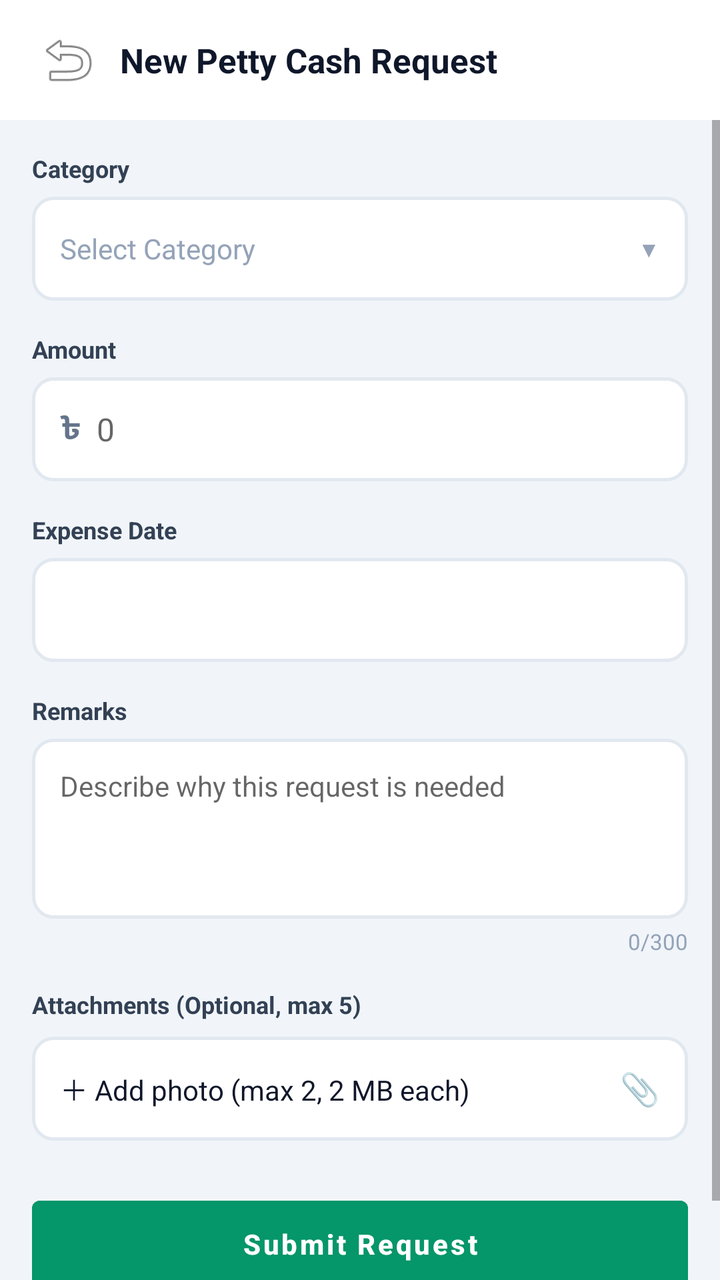
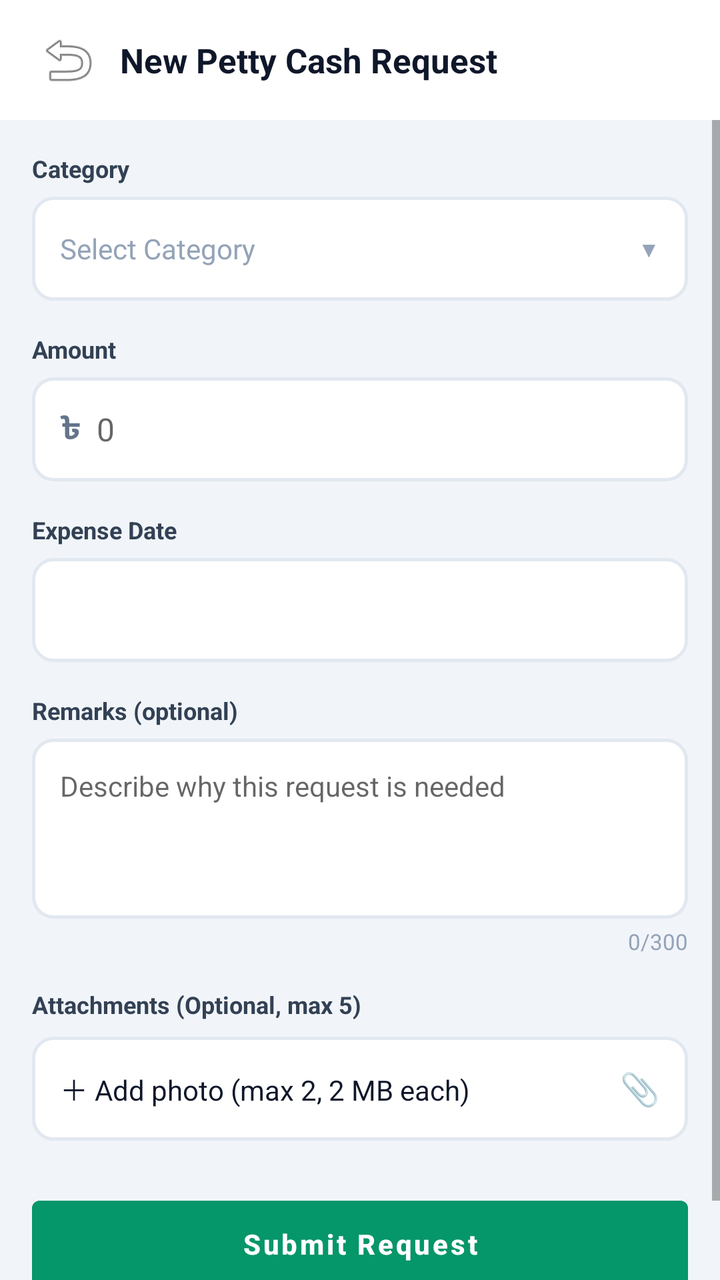

An Android layout rendered at two revisions. The XML below is the earlier revision; the diff shows what the commit changed to produce the second picture.
<!-- AndroidManifest.xml: application theme Theme.DataBridge -->
<!-- res/layout/fragment_petty_cash_request_create.xml -->
<?xml version="1.0" encoding="utf-8"?>
<FrameLayout
    xmlns:android="http://schemas.android.com/apk/res/android"
    xmlns:app="http://schemas.android.com/apk/res-auto"
    android:layout_width="match_parent"
    android:layout_height="match_parent"
    android:background="#F1F5F9">

    <LinearLayout
        android:layout_width="match_parent"
        android:layout_height="match_parent"
        android:orientation="vertical">

        
        <LinearLayout
            android:layout_width="match_parent"
            android:layout_height="wrap_content"
            android:orientation="horizontal"
            android:gravity="center_vertical"
            android:paddingHorizontal="16dp"
            android:paddingVertical="12dp"
            android:background="#FFFFFF">

            <ImageButton
                android:id="@+id/btnPcRequestCreateBack"
                android:layout_width="36dp"
                android:layout_height="36dp"
                android:src="@android:drawable/ic_menu_revert"
                android:background="?attr/selectableItemBackgroundBorderless"
                android:contentDescription="Back" />

            <TextView
                android:id="@+id/tvPcRequestCreateTitle"
                android:layout_width="0dp"
                android:layout_weight="1"
                android:layout_height="wrap_content"
                android:text="New Petty Cash Request"
                android:textSize="17sp"
                android:textStyle="bold"
                android:textColor="#0F172A"
                android:layout_marginStart="8dp" />
        </LinearLayout>

        <ScrollView
            android:layout_width="match_parent"
            android:layout_height="0dp"
            android:layout_weight="1"
            android:fillViewport="true"
            android:clipToPadding="false"
            android:paddingBottom="16dp">

            <LinearLayout
                android:layout_width="match_parent"
                android:layout_height="wrap_content"
                android:orientation="vertical"
                android:padding="16dp">

                
                <TextView
                    android:layout_width="wrap_content"
                    android:layout_height="wrap_content"
                    android:text="Category"
                    android:textSize="12sp"
                    android:textStyle="bold"
                    android:textColor="#334155" />

                <LinearLayout
                    android:id="@+id/layoutPcRequestCategory"
                    android:layout_width="match_parent"
                    android:layout_height="52dp"
                    android:orientation="horizontal"
                    android:gravity="center_vertical"
                    android:layout_marginTop="6dp"
                    android:background="@drawable/bg_pc_input"
                    android:paddingHorizontal="14dp"
                    android:clickable="true"
                    android:focusable="true">

                    <TextView
                        android:id="@+id/tvPcRequestCategorySelected"
                        android:layout_width="0dp"
                        android:layout_weight="1"
                        android:layout_height="wrap_content"
                        android:text="Select Category"
                        android:textSize="14sp"
                        android:textColor="#94A3B8" />

                    <TextView
                        android:layout_width="wrap_content"
                        android:layout_height="wrap_content"
                        android:text="▼"
                        android:textSize="11sp"
                        android:textColor="#94A3B8" />
                </LinearLayout>

                
                <LinearLayout
                    android:id="@+id/groupPcRequestOnBehalf"
                    android:layout_width="match_parent"
                    android:layout_height="wrap_content"
                    android:orientation="vertical"
                    android:visibility="gone">

                    <TextView
                        android:layout_width="wrap_content"
                        android:layout_height="wrap_content"
                        android:text="Request for"
                        android:textSize="12sp"
                        android:textStyle="bold"
                        android:textColor="#334155"
                        android:layout_marginTop="16dp" />

                    <LinearLayout
                        android:id="@+id/layoutPcRequestOnBehalf"
                        android:layout_width="match_parent"
                        android:layout_height="52dp"
                        android:orientation="horizontal"
                        android:gravity="center_vertical"
                        android:layout_marginTop="6dp"
                        android:background="@drawable/bg_pc_input"
                        android:paddingHorizontal="14dp"
                        android:clickable="true"
                        android:focusable="true">

                        <TextView
                            android:id="@+id/tvPcRequestOnBehalfSelected"
                            android:layout_width="0dp"
                            android:layout_weight="1"
                            android:layout_height="wrap_content"
                            android:text="Self"
                            android:textSize="14sp"
                            android:textColor="#0F172A" />

                        <TextView
                            android:layout_width="wrap_content"
                            android:layout_height="wrap_content"
                            android:text="▼"
                            android:textSize="11sp"
                            android:textColor="#94A3B8" />
                    </LinearLayout>
                </LinearLayout>

                
                <LinearLayout
                    android:id="@+id/groupPcRequestConsignment"
                    android:layout_width="match_parent"
                    android:layout_height="wrap_content"
                    android:orientation="vertical"
                    android:visibility="gone">

                    <TextView
                        android:id="@+id/tvPcRequestConsignmentLabel"
                        android:layout_width="wrap_content"
                        android:layout_height="wrap_content"
                        android:text="Consignment ID"
                        android:textSize="12sp"
                        android:textStyle="bold"
                        android:textColor="#334155"
                        android:layout_marginTop="16dp" />

                    <LinearLayout
                        android:layout_width="match_parent"
                        android:layout_height="wrap_content"
                        android:orientation="horizontal"
                        android:layout_marginTop="6dp">

                        <EditText
                            android:id="@+id/etPcRequestConsignmentId"
                            android:layout_width="0dp"
                            android:layout_height="52dp"
                            android:layout_weight="1"
                            android:background="@drawable/bg_pc_input"
                            android:hint="Type or scan consignment ID"
                            android:textSize="14sp"
                            android:textColor="#0F172A"
                            android:paddingHorizontal="14dp"
                            android:maxLines="1"
                            android:inputType="text" />

                        <TextView
                            android:id="@+id/btnPcRequestScanConsignment"
                            android:layout_width="52dp"
                            android:layout_height="52dp"
                            android:layout_marginStart="8dp"
                            android:background="@drawable/bg_pc_input"
                            android:gravity="center"
                            android:text="📷"
                            android:textSize="18sp" />

                        
                        <TextView
                            android:id="@+id/btnPcRequestAddConsignment"
                            android:layout_width="wrap_content"
                            android:layout_height="52dp"
                            android:layout_marginStart="8dp"
                            android:gravity="center"
                            android:text="+ Add"
                            android:textSize="14sp"
                            android:textStyle="bold"
                            android:textColor="#FFFFFF"
                            android:background="@drawable/bg_action_button_green"
                            android:paddingHorizontal="16dp"
                            android:visibility="gone" />
                    </LinearLayout>

                    
                    <TextView
                        android:id="@+id/tvPcRequestLotCount"
                        android:layout_width="wrap_content"
                        android:layout_height="wrap_content"
                        android:text="No consignments added yet"
                        android:textSize="12sp"
                        android:textStyle="bold"
                        android:textColor="#0F766E"
                        android:layout_marginTop="8dp"
                        android:visibility="gone" />

                    <LinearLayout
                        android:id="@+id/layoutPcRequestLotList"
                        android:layout_width="match_parent"
                        android:layout_height="wrap_content"
                        android:orientation="vertical"
                        android:visibility="gone" />

                    
                    <LinearLayout
                        android:id="@+id/layoutPcRequestConsignmentPreview"
                        android:layout_width="match_parent"
                        android:layout_height="wrap_content"
                        android:orientation="vertical"
                        android:background="@drawable/bg_card_rounded"
                        android:padding="10dp"
                        android:layout_marginTop="8dp"
                        android:visibility="gone">

                        <TextView
                            android:id="@+id/tvPcRequestConsignmentPreview"
                            android:layout_width="match_parent"
                            android:layout_height="wrap_content"
                            android:textSize="12.5sp"
                            android:textColor="#0F172A" />
                    </LinearLayout>
                </LinearLayout>

                
                <LinearLayout
                    android:id="@+id/groupPcRequestStore"
                    android:layout_width="match_parent"
                    android:layout_height="wrap_content"
                    android:orientation="vertical"
                    android:visibility="gone">

                    <TextView
                        android:layout_width="wrap_content"
                        android:layout_height="wrap_content"
                        android:text="Store"
                        android:textSize="12sp"
                        android:textStyle="bold"
                        android:textColor="#334155"
                        android:layout_marginTop="16dp" />

                    <LinearLayout
                        android:id="@+id/layoutPcRequestStore"
                        android:layout_width="match_parent"
                        android:layout_height="52dp"
                        android:orientation="horizontal"
                        android:gravity="center_vertical"
                        android:layout_marginTop="6dp"
                        android:background="@drawable/bg_pc_input"
                        android:paddingHorizontal="14dp"
                        android:clickable="true"
                        android:focusable="true">

                        <TextView
                            android:id="@+id/tvPcRequestStoreSelected"
                            android:layout_width="0dp"
                            android:layout_weight="1"
                            android:layout_height="wrap_content"
                            android:text="Select Store"
                            android:textSize="14sp"
                            android:textColor="#94A3B8" />

                        <TextView
                            android:layout_width="wrap_content"
                            android:layout_height="wrap_content"
                            android:text="\u25BC"
                            android:textSize="11sp"
                            android:textColor="#94A3B8" />
                    </LinearLayout>

                    <TextView
                        android:layout_width="wrap_content"
                        android:layout_height="wrap_content"
                        android:text="Number of Pickups"
                        android:textSize="12sp"
                        android:textStyle="bold"
                        android:textColor="#334155"
                        android:layout_marginTop="14dp" />

                    <EditText
                        android:id="@+id/etPcRequestPickupCount"
                        android:layout_width="match_parent"
                        android:layout_height="52dp"
                        android:layout_marginTop="6dp"
                        android:background="@drawable/bg_pc_input"
                        android:paddingHorizontal="14dp"
                        android:inputType="number"
                        android:maxLength="3"
                        android:textSize="14sp"
                        android:hint="e.g. 3" />
                </LinearLayout>

                
                <LinearLayout
                    android:id="@+id/groupPcRequestConveyance"
                    android:layout_width="match_parent"
                    android:layout_height="wrap_content"
                    android:orientation="vertical"
                    android:visibility="gone">

                    <TextView
                        android:layout_width="wrap_content"
                        android:layout_height="wrap_content"
                        android:text="Vehicle"
                        android:textSize="12sp"
                        android:textStyle="bold"
                        android:textColor="#334155"
                        android:layout_marginTop="16dp" />

                    <LinearLayout
                        android:id="@+id/layoutPcRequestVehicle"
                        android:layout_width="match_parent"
                        android:layout_height="52dp"
                        android:orientation="horizontal"
                        android:gravity="center_vertical"
                        android:layout_marginTop="6dp"
                        android:background="@drawable/bg_pc_input"
                        android:paddingHorizontal="14dp"
                        android:clickable="true"
                        android:focusable="true">

                        <TextView
                            android:id="@+id/tvPcRequestVehicleSelected"
                            android:layout_width="0dp"
                            android:layout_weight="1"
                            android:layout_height="wrap_content"
                            android:text="Select Vehicle"
                            android:textSize="14sp"
                            android:textColor="#94A3B8" />

                        <TextView
                            android:layout_width="wrap_content"
                            android:layout_height="wrap_content"
                            android:text="\u25BC"
                            android:textSize="11sp"
                            android:textColor="#94A3B8" />
                    </LinearLayout>

                    <TextView
                        android:layout_width="wrap_content"
                        android:layout_height="wrap_content"
                        android:text="From"
                        android:textSize="12sp"
                        android:textStyle="bold"
                        android:textColor="#334155"
                        android:layout_marginTop="14dp" />

                    <LinearLayout
                        android:id="@+id/layoutPcRequestFromArea"
                        android:layout_width="match_parent"
                        android:layout_height="52dp"
                        android:orientation="horizontal"
                        android:gravity="center_vertical"
                        android:layout_marginTop="6dp"
                        android:background="@drawable/bg_pc_input"
                        android:paddingHorizontal="14dp"
                        android:clickable="true"
                        android:focusable="true">

                        <TextView
                            android:id="@+id/tvPcRequestFromAreaSelected"
                            android:layout_width="0dp"
                            android:layout_weight="1"
                            android:layout_height="wrap_content"
                            android:text="Office"
                            android:textSize="14sp"
                            android:textColor="#0F172A" />

                        <TextView
                            android:layout_width="wrap_content"
                            android:layout_height="wrap_content"
                            android:text="\u25BC"
                            android:textSize="11sp"
                            android:textColor="#94A3B8" />
                    </LinearLayout>

                    <TextView
                        android:layout_width="wrap_content"
                        android:layout_height="wrap_content"
                        android:text="Destination"
                        android:textSize="12sp"
                        android:textStyle="bold"
                        android:textColor="#334155"
                        android:layout_marginTop="14dp" />

                    <LinearLayout
                        android:id="@+id/layoutPcRequestToArea"
                        android:layout_width="match_parent"
                        android:layout_height="52dp"
                        android:orientation="horizontal"
                        android:gravity="center_vertical"
                        android:layout_marginTop="6dp"
                        android:background="@drawable/bg_pc_input"
                        android:paddingHorizontal="14dp"
                        android:clickable="true"
                        android:focusable="true">

                        <TextView
                            android:id="@+id/tvPcRequestToAreaSelected"
                            android:layout_width="0dp"
                            android:layout_weight="1"
                            android:layout_height="wrap_content"
                            android:text="Office"
                            android:textSize="14sp"
                            android:textColor="#0F172A" />

                        <TextView
                            android:layout_width="wrap_content"
                            android:layout_height="wrap_content"
                            android:text="\u25BC"
                            android:textSize="11sp"
                            android:textColor="#94A3B8" />
                    </LinearLayout>

                </LinearLayout>

                
                <LinearLayout
                    android:id="@+id/groupPcAmount"
                    android:layout_width="match_parent"
                    android:layout_height="wrap_content"
                    android:orientation="vertical">

                    <TextView
                        android:id="@+id/tvPcRequestAmountLabel"
                        android:layout_width="wrap_content"
                        android:layout_height="wrap_content"
                        android:text="Amount"
                        android:textSize="12sp"
                        android:textStyle="bold"
                        android:textColor="#334155"
                        android:layout_marginTop="16dp" />

                    <LinearLayout
                        android:layout_width="match_parent"
                        android:layout_height="wrap_content"
                        android:orientation="horizontal"
                        android:gravity="center_vertical"
                        android:layout_marginTop="6dp"
                        android:background="@drawable/bg_pc_input"
                        android:paddingHorizontal="14dp">

                        <TextView
                            android:layout_width="wrap_content"
                            android:layout_height="wrap_content"
                            android:text="\u09F3"
                            android:textSize="16sp"
                            android:textStyle="bold"
                            android:textColor="#64748B" />

                        <EditText
                            android:id="@+id/etPcRequestAmount"
                            android:layout_width="0dp"
                            android:layout_weight="1"
                            android:layout_height="52dp"
                            android:background="@android:color/transparent"
                            android:inputType="numberDecimal"
                            android:hint="0"
                            android:textSize="16sp"
                            android:textColor="#0F172A"
                            android:paddingStart="8dp"
                            android:maxLines="1" />
                    </LinearLayout>

                    
                    <TextView
                        android:id="@+id/tvPcRequestLotTotal"
                        android:layout_width="wrap_content"
                        android:layout_height="wrap_content"
                        android:textSize="13sp"
                        android:textStyle="bold"
                        android:textColor="#059669"
                        android:layout_marginTop="6dp"
                        android:visibility="gone" />
                </LinearLayout>

                
                <TextView
                    android:id="@+id/tvPcRequestDateLabel"
                    android:layout_width="wrap_content"
                    android:layout_height="wrap_content"
                    android:text="Expense Date"
                    android:textSize="12sp"
                    android:textStyle="bold"
                    android:textColor="#334155"
                    android:layout_marginTop="16dp" />

                <LinearLayout
                    android:id="@+id/layoutPcRequestExpenseDate"
                    android:layout_width="match_parent"
                    android:layout_height="52dp"
                    android:orientation="horizontal"
                    android:gravity="center_vertical"
                    android:layout_marginTop="6dp"
                    android:background="@drawable/bg_pc_input"
                    android:paddingHorizontal="14dp"
                    android:clickable="true"
                    android:focusable="true">

                    <TextView
                        android:id="@+id/tvPcRequestExpenseDateSelected"
                        android:layout_width="0dp"
                        android:layout_weight="1"
                        android:layout_height="wrap_content"
                        android:textSize="14sp"
                        android:textColor="#0F172A" />

                    <TextView
                        android:layout_width="wrap_content"
                        android:layout_height="wrap_content"
                        android:text="\uD83D\uDCC5"
                        android:textSize="16sp" />
                </LinearLayout>

                
                <TextView
                    android:layout_width="wrap_content"
                    android:layout_height="wrap_content"
                    android:text="Remarks"
                    android:textSize="12sp"
                    android:textStyle="bold"
                    android:textColor="#334155"
                    android:layout_marginTop="16dp" />

                <EditText
                    android:id="@+id/etPcRequestPurpose"
                    android:layout_width="match_parent"
                    android:layout_height="90dp"
                    android:layout_marginTop="6dp"
                    android:background="@drawable/bg_pc_input"
                    android:hint="Describe why this request is needed"
                    android:textSize="14sp"
                    android:textColor="#0F172A"
                    android:padding="14dp"
                    android:gravity="top"
                    android:maxLength="300"
                    android:inputType="textMultiLine" />

                <TextView
                    android:id="@+id/tvPcRequestPurposeCount"
                    android:layout_width="wrap_content"
                    android:layout_height="wrap_content"
                    android:layout_gravity="end"
                    android:layout_marginTop="4dp"
                    android:text="0/300"
                    android:textSize="11sp"
                    android:textColor="#94A3B8" />

                
                <TextView
                    android:layout_width="wrap_content"
                    android:layout_height="wrap_content"
                    android:text="Attachments (Optional, max 5)"
                    android:textSize="12sp"
                    android:textStyle="bold"
                    android:textColor="#334155"
                    android:layout_marginTop="16dp" />

                <LinearLayout
                    android:id="@+id/layoutPcRequestAttachments"
                    android:layout_width="match_parent"
                    android:layout_height="wrap_content"
                    android:orientation="vertical"
                    android:layout_marginTop="2dp" />

                <LinearLayout
                    android:id="@+id/layoutPcRequestAttachmentAdd"
                    android:layout_width="match_parent"
                    android:layout_height="52dp"
                    android:orientation="horizontal"
                    android:gravity="center_vertical"
                    android:layout_marginTop="6dp"
                    android:background="@drawable/bg_pc_input"
                    android:paddingHorizontal="14dp"
                    android:clickable="true"
                    android:focusable="true">

                    <TextView
                        android:layout_width="0dp"
                        android:layout_weight="1"
                        android:layout_height="wrap_content"
                        android:text="＋ Add photo (max 2, 2 MB each)"
                        android:textSize="14sp"
                        android:textColor="#0F172A" />

                    <TextView
                        android:layout_width="wrap_content"
                        android:layout_height="wrap_content"
                        android:text="📎"
                        android:textSize="16sp" />
                </LinearLayout>

                
                <ProgressBar
                    android:id="@+id/pbPcRequestSaving"
                    android:layout_width="wrap_content"
                    android:layout_height="wrap_content"
                    android:layout_gravity="center_horizontal"
                    android:layout_marginTop="16dp"
                    android:visibility="gone" />

                
                <Button
                    android:id="@+id/btnPcRequestSubmit"
                    android:layout_width="match_parent"
                    android:layout_height="wrap_content"
                    android:layout_marginTop="24dp"
                    android:text="Submit Request"
                    android:textAllCaps="false"
                    android:textStyle="bold"
                    android:textColor="#FFFFFF"
                    android:backgroundTint="#059669"
                    android:paddingVertical="12dp" />

            </LinearLayout>
        </ScrollView>
    </LinearLayout>
</FrameLayout>
<!-- resources referenced by this layout -->
<resources>
  <!-- drawable bg_action_button_green (drawable) -->
  <?xml version="1.0" encoding="utf-8"?>
  <shape xmlns:android="http://schemas.android.com/apk/res/android" android:shape="rectangle">
      <corners android:radius="8dp" />
      <gradient
          android:startColor="#10b981"
          android:endColor="#059669"
          android:angle="135" />
  </shape>
  <!-- drawable bg_card_rounded (drawable) -->
  <?xml version="1.0" encoding="utf-8"?>
  <shape xmlns:android="http://schemas.android.com/apk/res/android"
      android:shape="rectangle">
      <solid android:color="@color/theme_bg_card" />
      <stroke android:width="1.5dp" android:color="@color/theme_border" />
      <corners android:radius="10dp" />
  </shape>
  <!-- drawable bg_pc_input (drawable) -->
  <?xml version="1.0" encoding="utf-8"?>
  <shape xmlns:android="http://schemas.android.com/apk/res/android"
      android:shape="rectangle">
      <solid android:color="#FFFFFF" />
      <stroke android:width="1.5dp" android:color="#E2E8F0" />
      <corners android:radius="10dp" />
  </shape>
  <style name="Theme.DataBridge" parent="Theme.MaterialComponents.DayNight.NoActionBar">
      <item name="colorPrimary">#00d4ff</item>
      <item name="colorPrimaryVariant">#16213e</item>
      <item name="colorOnPrimary">#ffffff</item>
      <item name="colorSecondary">#00d4ff</item>
      <item name="android:statusBarColor">#1a1a2e</item>
  </style>
  <color name="theme_bg_card">#ffffff</color>
  <color name="theme_border">#e2e8f0</color>
</resources>

<!-- the commit's change to res/layout/fragment_petty_cash_request_create.xml (unified diff, before → after) -->
@@ -536,7 +536,7 @@
                 <TextView
                     android:layout_width="wrap_content"
                     android:layout_height="wrap_content"
-                    android:text="Remarks"
+                    android:text="Remarks (optional)"
                     android:textSize="12sp"
                     android:textStyle="bold"
                     android:textColor="#334155"
